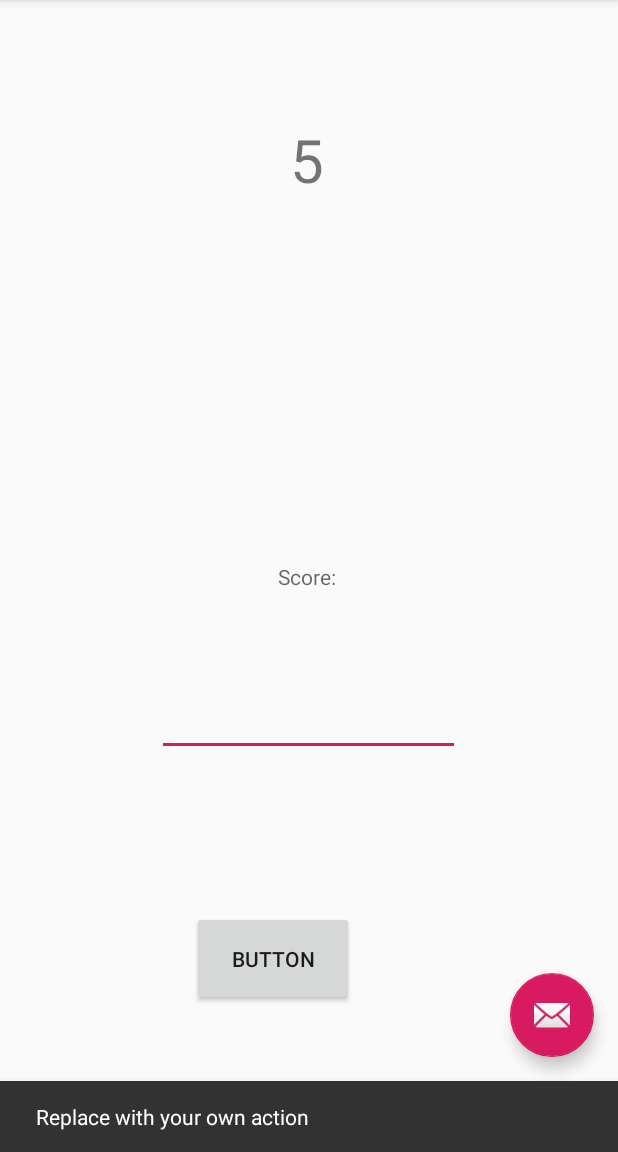
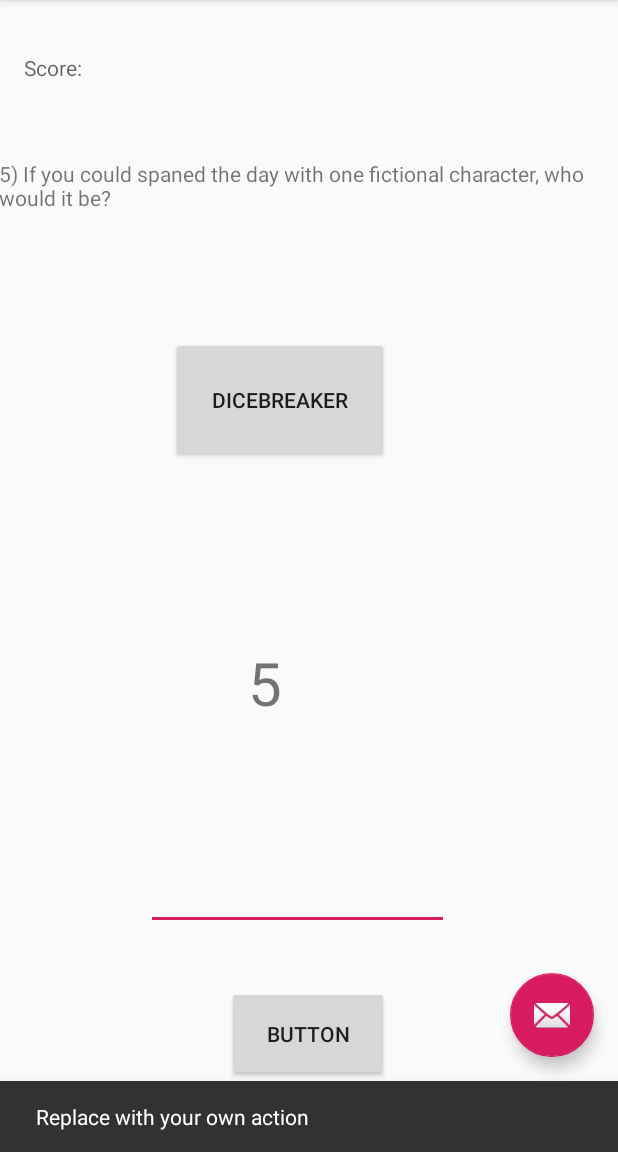
Before and after one commit to mahnoor98/Diceroller1, an Android app: the screen it shows after launch (MainActivity), after a tap on an icon or button, on a phone screen of 412 x 824 dp, the part 84-1236 px from its top. Run offline under Robolectric (Android 15) with nearby library versions, the phone set to English and light mode, and no system bars; 2 other taps on this screen came first.

Commit message:
Finished Last Part :DDDDDDDDDDDDD

```diff
--- a/app/src/main/java/com/example/diceroller1/MainActivity.java
+++ b/app/src/main/java/com/example/diceroller1/MainActivity.java
@@ -15,6 +15,7 @@ import android.widget.EditText;
 import android.widget.TextView;
 import android.widget.Toast;
 
+import java.util.ArrayList;
 import java.util.Random;
 
 public class MainActivity extends AppCompatActivity {
@@ -23,6 +24,7 @@ public class MainActivity extends AppCompatActivity {
     private TextView countplaced;
     private TextView countview;
     private EditText userinput;
+    private TextView listview;
 
 
     @Override
@@ -35,6 +37,7 @@ public class MainActivity extends AppCompatActivity {
         userinput = (EditText) findViewById(R.id.userinput);
         countplaced = (TextView) findViewById(R.id.point);
         countview = (TextView) findViewById(R.id.cview);
+        listview = (TextView) findViewById(R.id.ls);
 
         FloatingActionButton fab = findViewById(R.id.fab);
         fab.setOnClickListener(new View.OnClickListener() {
@@ -86,9 +89,28 @@ public class MainActivity extends AppCompatActivity {
             point = point + 1;
             countplaced.setText("Score: " +Integer.toString(point));
         }
+    }
 
+    public void on_butoon_click2(View view){
 
+        ArrayList<String> list = new ArrayList<>();
+        list.add("1) If you could go anywhere in the world, where would you go?");
+        list.add("2) If you were stranded on a desert island, what three things would you want to take with you?");
+        list.add("3) If you could eat only one food for the rest of your life, what would that be?");
+        list.add("4) If you won a million dollars, what is the first thing you would buy?");
+        list.add("5) If you could spaned the day with one fictional character, who would it be?");
+        list.add("6) If you found a magic lantern and a genie gave you three wishes, what would you wish?");
 
+        Random random = new Random();
+
+        int numberOfItems = 1;
+
+        for (int i = 0; i < numberOfItems; i++) {
+
+            int randomIndex = random.nextInt(list.size());
+            String Element = list.get(randomIndex);
+            listview.setText(Element);
+        }
     }
 
 }
--- a/app/src/main/res/layout/content_main.xml
+++ b/app/src/main/res/layout/content_main.xml
@@ -15,11 +15,11 @@
         android:text="Hello World!"
         android:textSize="40sp"
         app:layout_constraintBottom_toBottomOf="parent"
-        app:layout_constraintHorizontal_bias="0.497"
+        app:layout_constraintHorizontal_bias="0.425"
         app:layout_constraintLeft_toLeftOf="parent"
         app:layout_constraintRight_toRightOf="parent"
         app:layout_constraintTop_toTopOf="parent"
-        app:layout_constraintVertical_bias="0.111" />
+        app:layout_constraintVertical_bias="0.599" />
 
     <Button
         android:id="@+id/button"
@@ -29,10 +29,10 @@
         android:text="Button"
         app:layout_constraintBottom_toBottomOf="parent"
         app:layout_constraintEnd_toEndOf="parent"
-        app:layout_constraintHorizontal_bias="0.422"
+        app:layout_constraintHorizontal_bias="0.498"
         app:layout_constraintStart_toStartOf="parent"
         app:layout_constraintTop_toTopOf="parent"
-        app:layout_constraintVertical_bias="0.862" />
+        app:layout_constraintVertical_bias="0.933" />
 
     <TextView
         android:id="@+id/point"
@@ -41,8 +41,10 @@
         android:hint="Score: "
         app:layout_constraintBottom_toBottomOf="parent"
         app:layout_constraintEnd_toEndOf="parent"
+        app:layout_constraintHorizontal_bias="0.043"
         app:layout_constraintStart_toStartOf="parent"
-        app:layout_constraintTop_toTopOf="parent" />
+        app:layout_constraintTop_toTopOf="parent"
+        app:layout_constraintVertical_bias="0.047" />
 
     <EditText
         android:id="@+id/userinput"
@@ -52,9 +54,32 @@
         android:inputType="textPersonName"
         app:layout_constraintBottom_toBottomOf="parent"
         app:layout_constraintEnd_toEndOf="parent"
-        app:layout_constraintHorizontal_bias="0.497"
+        app:layout_constraintHorizontal_bias="0.464"
         app:layout_constraintStart_toStartOf="parent"
         app:layout_constraintTop_toTopOf="parent"
-        app:layout_constraintVertical_bias="0.636" />
+        app:layout_constraintVertical_bias="0.796" />
+
+    <Button
+        android:id="@+id/button2"
+        android:layout_width="145dp"
+        android:layout_height="84dp"
+        android:onClick="on_butoon_click2"
+        android:text="DICEBREAKER"
+        app:layout_constraintBottom_toBottomOf="parent"
+        app:layout_constraintEnd_toEndOf="parent"
+        app:layout_constraintHorizontal_bias="0.428"
+        app:layout_constraintStart_toStartOf="parent"
+        app:layout_constraintTop_toTopOf="parent"
+        app:layout_constraintVertical_bias="0.328" />
+
+    <TextView
+        android:id="@+id/ls"
+        android:layout_width="415dp"
+        android:layout_height="80dp"
+        app:layout_constraintBottom_toBottomOf="parent"
+        app:layout_constraintEnd_toEndOf="parent"
+        app:layout_constraintStart_toStartOf="parent"
+        app:layout_constraintTop_toTopOf="parent"
+        app:layout_constraintVertical_bias="0.154" />
 
 </androidx.constraintlayout.widget.ConstraintLayout>
--- a/app/src/main/res/values/ids.xml
+++ b/app/src/main/res/values/ids.xml
@@ -5,4 +5,5 @@
     <item name="point" type="id" />
     <item name="cview" type="id" />
     <item name="pointcounter" type="id" />
+    <item name="ls" type="id" />
 </resources>
```
